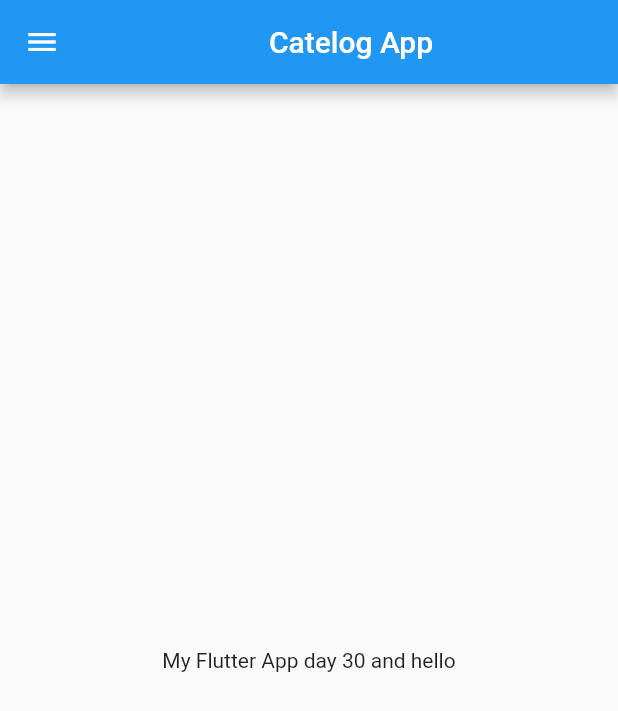
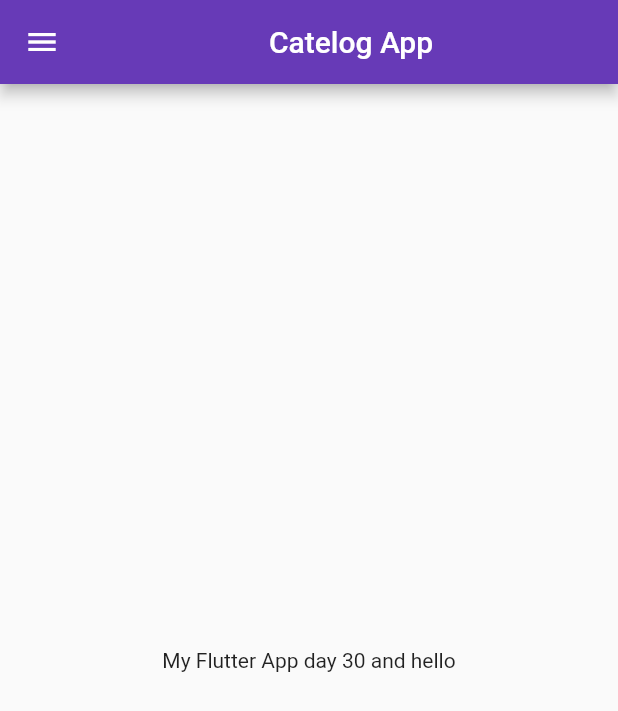
Before and after one commit to prathameshpatil5181/Practice_catelog_app, a Flutter app: the screen it shows after launch, on a phone screen of 412 x 824 dp. Shown: the top 711 px of the screen. Run offline on Flutter 3.47's test engine with Material 2 defaults, Android fonts, the phone set to English and light mode, and no system bars.

Commit message:
day 3 with routes and theme and themedata

```diff
--- a/lib/main.dart
+++ b/lib/main.dart
@@ -1,5 +1,6 @@
 import 'package:flutter/material.dart';
-import 'package:flutter_catalog/home.dart';
+import 'package:flutter_catalog/pages/home.dart';
+import 'package:flutter_catalog/pages/loginpage.dart';
 
 void main() {
   runApp(const MyApp());
@@ -10,8 +11,19 @@ class MyApp extends StatelessWidget {
 
   @override
   Widget build(BuildContext context) {
-    return const MaterialApp(
-      home: homePage(),
+    return MaterialApp(
+      //home: const homePage(),
+      themeMode: ThemeMode.light,
+      theme: ThemeData(primarySwatch: Colors.deepPurple),
+      darkTheme: ThemeData(
+        brightness: Brightness.dark,
+      ),
+      initialRoute: "/home",
+      routes: {
+        "/": (context) => const LoginPage(),
+        "/home":(context) => const homePage(),
+        "/login":(constext) => const LoginPage()
+      },
     );
   }
 }
```
Also changed, not shown: lib/pages/loginpage.dart (added, +21 -0 lines), lib/pages/home.dart (line endings or trailing spaces).
